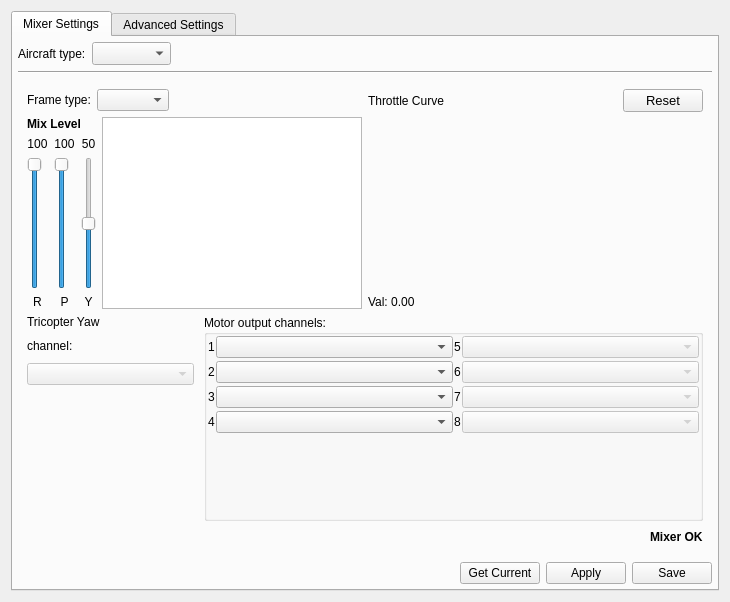
Above: ground/openpilotgcs/src/plugins/config/airframe.ui from openpilot/OpenPilot before the change. Below: the same form after it.
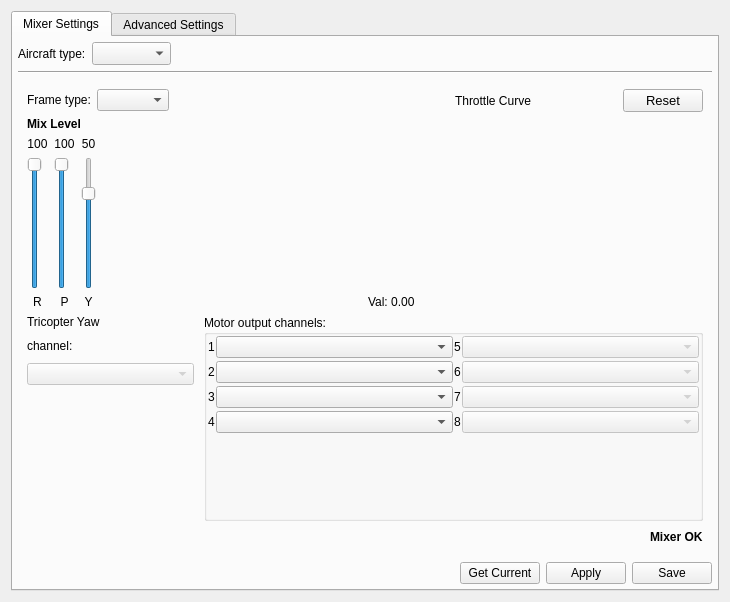
That is the form after the change. The open tabs and pages were chosen to show the change. Custom widgets are drawn as their Qt base class.

Commit message: Make config gadget artwork on transparent background, as well as curves. Looks much much better!

The edit to the form file:
```diff
--- a/ground/openpilotgcs/src/plugins/config/airframe.ui
+++ b/ground/openpilotgcs/src/plugins/config/airframe.ui
@@ -620,7 +620,7 @@
 Typical value is 50% for + or X configuration on quads.</string>
                            </property>
                            <property name="minimum">
-                            <number>0</number>
+                            <number>-100</number>
                            </property>
                            <property name="maximum">
                             <number>100</number>
@@ -666,6 +666,15 @@
                        <height>110</height>
                       </size>
                      </property>
+                     <property name="styleSheet">
+                      <string notr="true">background:transparent</string>
+                     </property>
+                     <property name="frameShape">
+                      <enum>QFrame::NoFrame</enum>
+                     </property>
+                     <property name="frameShadow">
+                      <enum>QFrame::Plain</enum>
+                     </property>
                     </widget>
                    </item>
                   </layout>
@@ -679,6 +688,19 @@
                  </property>
                  <item>
                   <layout class="QHBoxLayout" name="horizontalLayout_11">
+                   <item>
+                    <spacer name="horizontalSpacer_13">
+                     <property name="orientation">
+                      <enum>Qt::Horizontal</enum>
+                     </property>
+                     <property name="sizeHint" stdset="0">
+                      <size>
+                       <width>40</width>
+                       <height>20</height>
+                      </size>
+                     </property>
+                    </spacer>
+                   </item>
                    <item>
                     <widget class="QLabel" name="label_24">
                      <property name="text">
```
Left out of the diff: 38 changed lines with no effect on the pictures. The commit also changes 1 other file.
